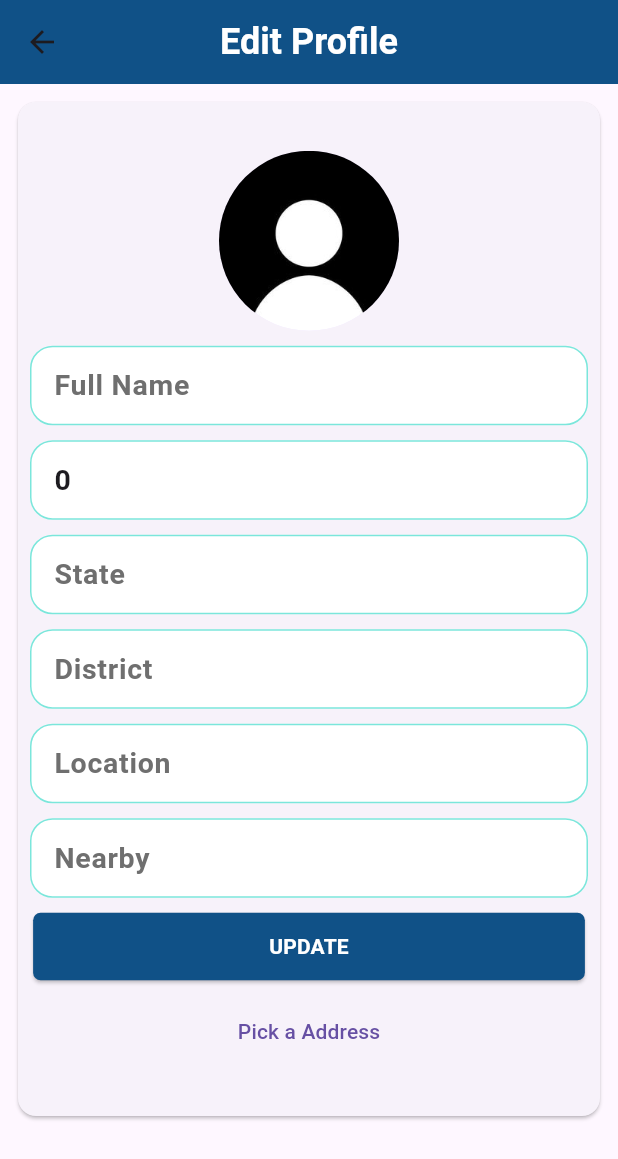
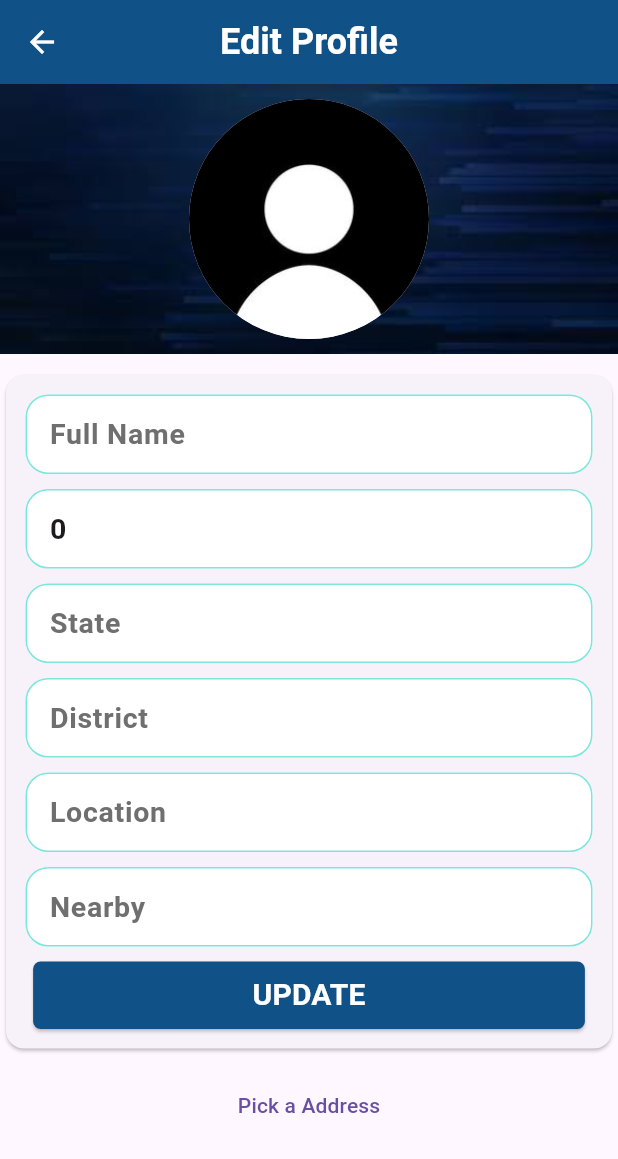
Before and after one commit to iambinshad/smartico-service-app, a Flutter app: the EditUserProfile screen opened directly with empty values, on a phone screen of 412 x 824 dp. Shown: the top 1159 px of the screen. Run offline on Flutter 3.47's test engine with Material 2 defaults, Android fonts, the phone set to English and light mode, and no system bars; our stand-ins replace carousel_slider, cloud_firestore, connectivity_plus, csc_picker, dio, email_validator and 14 more; missing offline and left inert: cloudinary_public, launch_review, open_street_map_search_and_pick, razorpay_flutter; accounts and stored records are empty; network calls fail.

Commit message:
works on some Ui part in vendor side and user side

```diff
--- a/lib/core/api/api_configration.dart
+++ b/lib/core/api/api_configration.dart
@@ -1,5 +1,5 @@
 class ApiConfigration{
-  static const kIpAddress = '10.4.4.63';
+  static const kIpAddress = '16.171.20.96';
   static const kBaseUrl = "http://$kIpAddress:3500";
 
   //----User Endpoints---
--- a/lib/user/view/bottom_nav_screens/chat/messages.dart
+++ b/lib/user/view/bottom_nav_screens/chat/messages.dart
@@ -45,6 +45,7 @@ int? chatindex;
         leading: IconButton(
           icon: const Icon(
             Icons.arrow_back,
+            color: Colors.white,
           ),
           onPressed: () => Navigator.pop(context),
         ),
--- a/lib/user/view/bottom_nav_screens/profile/edit_profile.dart
+++ b/lib/user/view/bottom_nav_screens/profile/edit_profile.dart
@@ -70,7 +70,12 @@ class _EditUserProfileState extends State<EditUserProfile> {
     final width = MediaQuery.of(context).size.width;
 
     return Scaffold(
+      resizeToAvoidBottomInset: false,
       appBar: AppBar(
+        automaticallyImplyLeading: false,
+        leading: IconButton(onPressed: (){
+          Navigator.pop(context);
+        }, icon: Icon(Icons.arrow_back,color: Colors.white,)),
         title: Text(
           'Edit Profile',
           style: headText.copyWith(color: Colors.white),
@@ -81,40 +86,45 @@ class _EditUserProfileState extends State<EditUserProfile> {
       body: Consumer<UserProfileProvider>(
         builder: (context, value, child) => FutureBuilder(
           future: value.userDetails,
-          builder: (context, snapshot) => SizedBox(
-            height: 700,
-            width: double.infinity,
-            child: Padding(
-              padding: const EdgeInsets.all(8.0),
-              child: Card(
-                child: Padding(
-                  padding: const EdgeInsets.all(8.0),
-                  child: Column(
-                    mainAxisAlignment: MainAxisAlignment.center,
+          builder: (context, snapshot) => Column(
+
             children: [
+              Stack(
+                alignment: Alignment.center,
+                children: [
+                  Positioned(child: Container(width: double.infinity,height: 180,child: Image(image: AssetImage("assets/splash/bgImage.jpeg"),fit: BoxFit.fill,),)),
                   InkWell(
                     onTap: () {
                       bottomSheet(context, width);
                     },
                     child: gigImageFile != null
                         ? CircleAvatar(
+
                             backgroundImage: FileImage(gigImageFile!),
-                                radius: 60,
+                            radius: 80,
                           )
                         : snapshot.data?.profilePhoto != null
                             ? CircleAvatar(
                                 backgroundImage: NetworkImage(
                                   snapshot.data!.profilePhoto!,
                                 ),
-                                    radius: 60,
+                                radius: 80,
                               )
                             : const CircleAvatar(
                                 backgroundImage:
                                     AssetImage('assets/splash/unknown.jpg'),
-                                    radius: 60,
+                                radius: 80,
                               ),
                   ),
+                ],
+              ),
               kHeight10,
+             Card(
+               child: Padding(
+                 padding: const EdgeInsets.all(13.0),
+                 child: SizedBox(
+                   child: Column(
+                    children: [
                        MyTextFormField(
                     hintText: 'Full Name',
                     controller: fullNameController,
@@ -162,11 +172,18 @@ class _EditUserProfileState extends State<EditUserProfile> {
                   child: const Text(
                     'UPDATE',
                     style: TextStyle(
+                      fontSize: 20,
                         color: Colors.white,
                         fontWeight: FontWeight.bold),
                   ),
                 ),
               ),
+                    ],
+                  ),
+                 ),
+               ),
+             ),
+
               kHeight10,
               TextButton(
                   onPressed: () async {
@@ -175,10 +192,6 @@ class _EditUserProfileState extends State<EditUserProfile> {
                   },
                   child: Text(locationAddress))
             ],
-                  ),
-                ),
-              ),
-            ),
           ),
         ),
       ),
--- a/lib/user/view/bottom_nav_screens/profile/user_profile.dart
+++ b/lib/user/view/bottom_nav_screens/profile/user_profile.dart
@@ -97,9 +97,10 @@ class UserProfilePage extends StatelessWidget {
                             "Location",
                             style: normalText,
                           ),
-                          trailing: Text(
+                          subtitle: Text(
                             snapshot.data?.location ?? "",
                           ),
+
                         ),
                         Tile(
                           storage: storage,
@@ -253,6 +254,7 @@ class Tile extends StatelessWidget {
       {super.key,
       this.storage,
       this.onTap,
+      this.subtitle,
       this.trailing,
       this.leading,
       this.title});
@@ -261,6 +263,7 @@ class Tile extends StatelessWidget {
   void Function()? onTap;
   Widget? trailing;
   Widget? leading;
+  Widget? subtitle;
   Widget? title;
 
   @override
@@ -271,6 +274,7 @@ class Tile extends StatelessWidget {
         child: ListTile(
           trailing: trailing,
           onTap: onTap,
+          subtitle: subtitle,
           leading: leading,
           title: title,
         ),
--- a/pubspec.yaml
+++ b/pubspec.yaml
@@ -62,6 +62,8 @@ dependencies:
   firebase_messaging: ^14.6.3
   open_street_map_search_and_pick: ^0.0.17
   geolocator: ^9.0.2
+  phone_number: ^2.0.1
+  flutter_map: ^3.1.0
 
 
 dev_dependencies:
```
Also changed, not shown: lib/user/view/bottom_nav/bottom_nav.dart (+9 -30 lines), lib/user/view/bottom_nav_screens/booking_history/bookings.dart (+23 -14 lines), lib/user/view/bottom_nav_screens/chat/chats.dart (+58 -38 lines), lib/user/view/bottom_nav_screens/home/other_screens/rating_review.dart (+50 -17 lines), lib/user/view/bottom_nav_screens/home/user_home.dart (+19 -12 lines), lib/vendor/view/bottom_nav/vendor_bottom_nav.dart (+13 -35 lines), lib/vendor/view/bottom_nav_screens/chats/chats.dart (+26 -11 lines), lib/vendor/view/bottom_nav_screens/gigs/gig_complete_description.dart (+20 -6 lines), pubspec.lock, 1 other file. Lines whose indentation alone changed are shown as unchanged.
